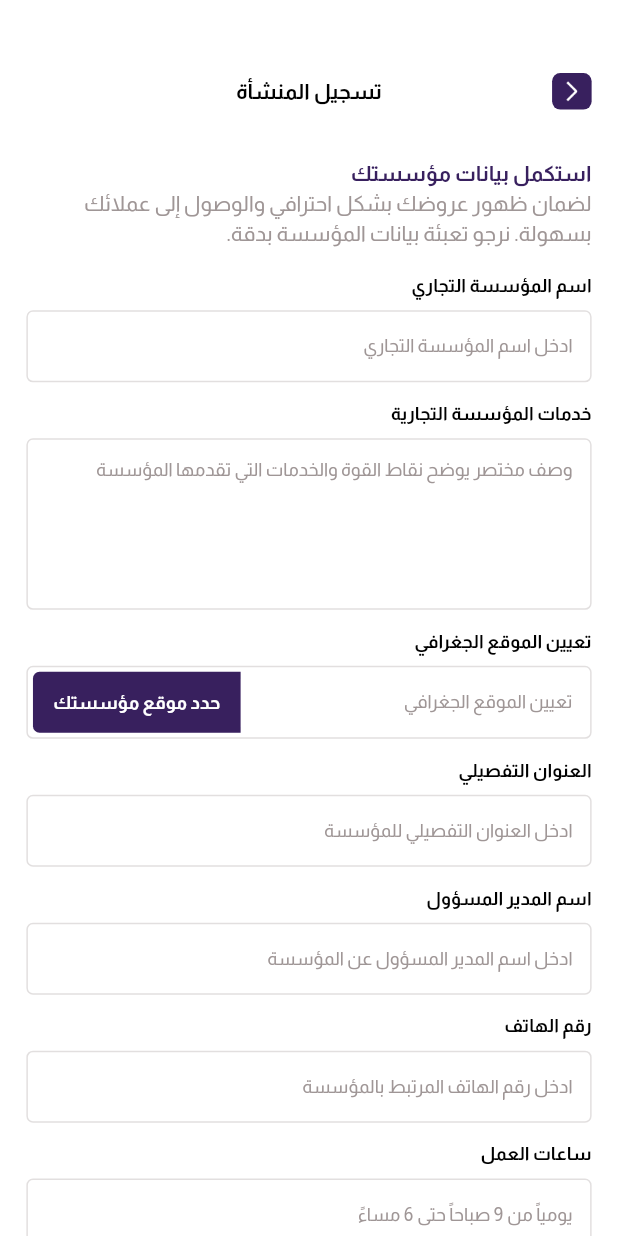
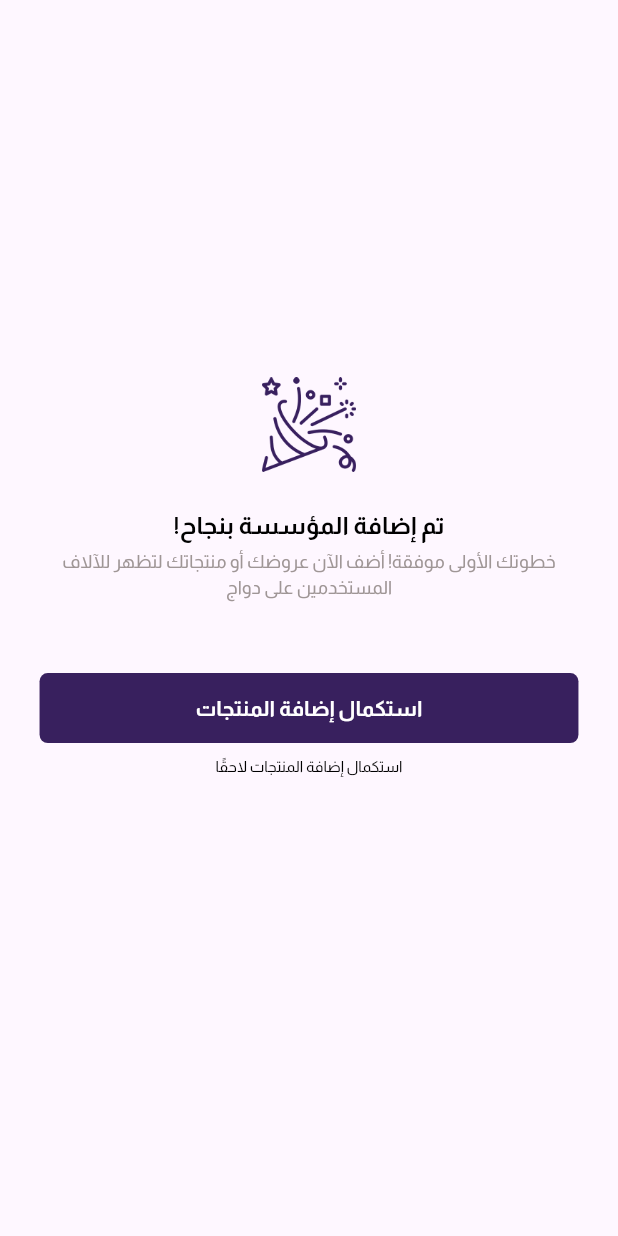
Before and after one commit to OsamaAyesh/hawaj, a Flutter app: the screen it shows after launch, on a phone screen of 412 x 824 dp. Run offline on Flutter 3.47's test engine with Material 3 defaults, Android fonts, the phone set to English and light mode, and no system bars; our stand-ins replace dartz, device_preview, dio, dotted_border, dropdown_button2, easy_localization and 10 more; missing offline and left inert: google_speech; generated files the repository leaves out were written again; project files that could hold a hidden picture were left out.

Commit message:
Update Some Widgets  And Screens Ui

```diff
--- a/assets/translations/ar.json
+++ b/assets/translations/ar.json
@@ -120,6 +120,11 @@
   "confirm_add_org_confirm": "متابعة",
   "confirm_add_org_cancel": "إلغاء",
 
+  "org_added_main_title": "تم إضافة المؤسسة بنجاح!",
+  "org_added_subtitle": "خطوتك الأولى موفقة! أضف الآن عروضك أو منتجاتك لتظهر للآلاف المستخدمين على دواج",
+  "org_added_primary_btn": "استكمال إضافة المنتجات",
+  "org_added_secondary_btn": "استكمال إضافة المنتجات لاحقًا",
+
 
   "noRouteFound": "لم يتم العثور على المسار",
   "success": "نجاح",
--- a/assets/translations/en.json
+++ b/assets/translations/en.json
@@ -121,6 +121,10 @@
   "confirm_add_org_confirm": "Continue",
   "confirm_add_org_cancel": "Cancel",
 
+  "org_added_main_title": "Organization added successfully!",
+  "org_added_subtitle": "Great first step! Now add your offers or products to appear to thousands of users on Dawaj",
+  "org_added_primary_btn": "Continue adding products",
+  "org_added_secondary_btn": "Add products later",
 
   "noRouteFound": "No route found",
   "success": "Success",
--- a/lib/core/resources/manager_height.dart
+++ b/lib/core/resources/manager_height.dart
@@ -503,6 +503,7 @@ class ManagerHeight {
   static double h499 = ScreenUtilNew.height(499.0);
   static double h500 = ScreenUtilNew.height(500.0);
   static double h600 = ScreenUtilNew.height(600.0);
+  static double h609 = ScreenUtilNew.height(609);
   static double h700 = ScreenUtilNew.height(700.0);
   static double h710 = ScreenUtilNew.height(710.0);
   static double h720 = ScreenUtilNew.height(720.0);
--- a/lib/core/resources/manager_strings.dart
+++ b/lib/core/resources/manager_strings.dart
@@ -151,7 +151,10 @@ class ManagerStrings {
   static String get confirmAddOrgConfirm => tr('confirm_add_org_confirm');
   static String get confirmAddOrgCancel => tr('confirm_add_org_cancel');
 
-
+  static String get orgAddedMainTitle => tr('org_added_main_title');
+  static String get orgAddedSubtitle => tr('org_added_subtitle');
+  static String get orgAddedPrimaryBtn => tr('org_added_primary_btn');
+  static String get orgAddedSecondaryBtn => tr('org_added_secondary_btn');
 
 
 
--- a/lib/core/routes/routes.dart
+++ b/lib/core/routes/routes.dart
@@ -10,6 +10,7 @@ import 'package:flutter/material.dart';
 import '../../features/common/auth/presentation/pages/complete_information_screen.dart';
 import '../../features/common/test/test_hawaj_screen.dart';
 import '../../features/providers/offers_provider/manager_products_offer_provider/pages/manager_products_offer_provider_screen.dart';
+import '../../features/providers/offers_provider/register_company_offer_provider/presentation/pages/success_register_company_offer_provider_screen.dart';
 import '../../features/providers/offers_provider/subscription_offer_provider/presentation/pages/subscription_offer_provider_screen.dart';
 import '../resources/manager_strings.dart';
 
@@ -35,6 +36,7 @@ class Routes {
   static const String subscriptionOfferProviderScreen = '/subscription_offer_provider_screen';
   static const String successSubSubscriptionOfferProviderScreen = '/success_subscription_offer_provider_screen';
   static const String registerCompanyOfferProviderScreen = '/register_company_offer_provider_screen';
+  static const String successRegisterCompanyOfferProviderScreen = '/success_register_company_offer_provider_screen';
 
 }
 
@@ -63,7 +65,8 @@ class RouteGenerator {
         return MaterialPageRoute(builder: (_) => const SuccessSubscriptionOfferProviderScreen());
       case Routes.registerCompanyOfferProviderScreen:
         return MaterialPageRoute(builder: (_) => const RegisterCompanyOfferProviderScreen());
-
+      case Routes.successRegisterCompanyOfferProviderScreen:
+        return MaterialPageRoute(builder: (_) => const SuccessRegisterCompanyOfferProviderScreen());
       default:
         return unDefinedRoute();
     }
--- /dev/null
+++ b/lib/features/providers/offers_provider/register_company_offer_provider/presentation/pages/success_register_company_offer_provider_screen.dart
@@ -0,0 +1,98 @@
+import 'package:app_mobile/core/resources/manager_icons.dart';
+import 'package:flutter/material.dart';
+import 'package:get/get.dart';
+import 'package:get_it/get_it.dart';
+import 'package:shared_preferences/shared_preferences.dart';
+
+import 'package:app_mobile/core/resources/manager_colors.dart';
+import 'package:app_mobile/core/resources/manager_font_size.dart';
+import 'package:app_mobile/core/resources/manager_height.dart';
+import 'package:app_mobile/core/resources/manager_images.dart';
+import 'package:app_mobile/core/resources/manager_radius.dart';
+import 'package:app_mobile/core/resources/manager_strings.dart';
+import 'package:app_mobile/core/resources/manager_styles.dart';
+import 'package:app_mobile/core/resources/manager_width.dart';
+import 'package:app_mobile/core/routes/custom_transitions.dart';
+import 'package:app_mobile/core/storage/local/app_settings_prefs.dart';
+import 'package:app_mobile/core/widgets/button_app.dart';
+
+import '../../../../../../core/widgets/loading_widget.dart';
+
+class SuccessRegisterCompanyOfferProviderScreen extends StatefulWidget {
+  const SuccessRegisterCompanyOfferProviderScreen({super.key});
+
+  @override
+  State<SuccessRegisterCompanyOfferProviderScreen> createState() =>
+      _SuccessVerfiyAccountScreenState();
+}
+
+class _SuccessVerfiyAccountScreenState
+    extends State<SuccessRegisterCompanyOfferProviderScreen> {
+  bool _isLoading = false;
+
+  @override
+  Widget build(BuildContext context) {
+    return Stack(
+      children: [
+        Scaffold(
+          body: SingleChildScrollView(
+            child: SizedBox(
+              width: double.infinity,
+              child:   Column(
+                children: [
+                  SizedBox(height: ManagerHeight.h248),
+                  /// =========== Icon Success Image In Screen ======
+                  Image.asset(
+                    ManagerIcons.successIcon,
+                    height: ManagerHeight.h62,
+                    width: ManagerWidth.w62,
+                    fit: BoxFit.contain,
+                  ),
+                  SizedBox(height: ManagerHeight.h24),
+
+                  /// =========== Title Screen Text Widget ======
+                  Text(
+                    ManagerStrings.orgAddedMainTitle,
+                    style: getBoldTextStyle(
+                      fontSize: ManagerFontSize.s16,
+                      color: ManagerColors.black,
+                    ),
+                  ),
+
+                  SizedBox(height: ManagerHeight.h4),
+                  /// =========== Sub Title Screen Text Widget ======
+                  Padding(
+                    padding: EdgeInsets.symmetric(horizontal: ManagerWidth.w24),
+                    child: Text(ManagerStrings.orgAddedSubtitle,
+                      style: getRegularTextStyle(
+                        fontSize: ManagerFontSize.s12, color: ManagerColors.gery1OnBoarding,
+                      ),
+                      maxLines: 2,
+                      textAlign: TextAlign.center,),
+                  ),
+                  SizedBox(height: ManagerHeight.h48),
+                  ButtonApp(
+                    title: ManagerStrings.orgAddedPrimaryBtn,
+                    onPressed: (){},
+                    paddingWidth: ManagerWidth.w24,
+                  ),
+                  SizedBox(height: ManagerHeight.h8),
+                  Text(
+                    ManagerStrings.orgAddedSecondaryBtn,
+                    style: getRegularTextStyle(
+                      fontSize: ManagerFontSize.s10,
+                      color: ManagerColors.black,
+                    ),
+                    maxLines: 1,
+                    textAlign: TextAlign.center,
+                  ),
+                ],
+              ),
+            ),
+          ),
+        ),
+        if (_isLoading) LoadingWidget(),
+      ],
+    );
+  }
+}
--- a/lib/main.dart
+++ b/lib/main.dart
@@ -47,7 +47,7 @@ class MyApp extends StatelessWidget {
           debugShowCheckedModeBanner:
               dotenv.env[EnvConstants.debug].onNullBool(),
           onGenerateRoute: RouteGenerator.getRoute,
-          initialRoute: Routes.registerCompanyOfferProviderScreen,
+          initialRoute: Routes.successRegisterCompanyOfferProviderScreen,
           theme: ThemeData(
             useMaterial3: true,
           ),
```
Also changed, not shown: lib/core/widgets/loading_widget.dart (added, +69 -0 lines).
